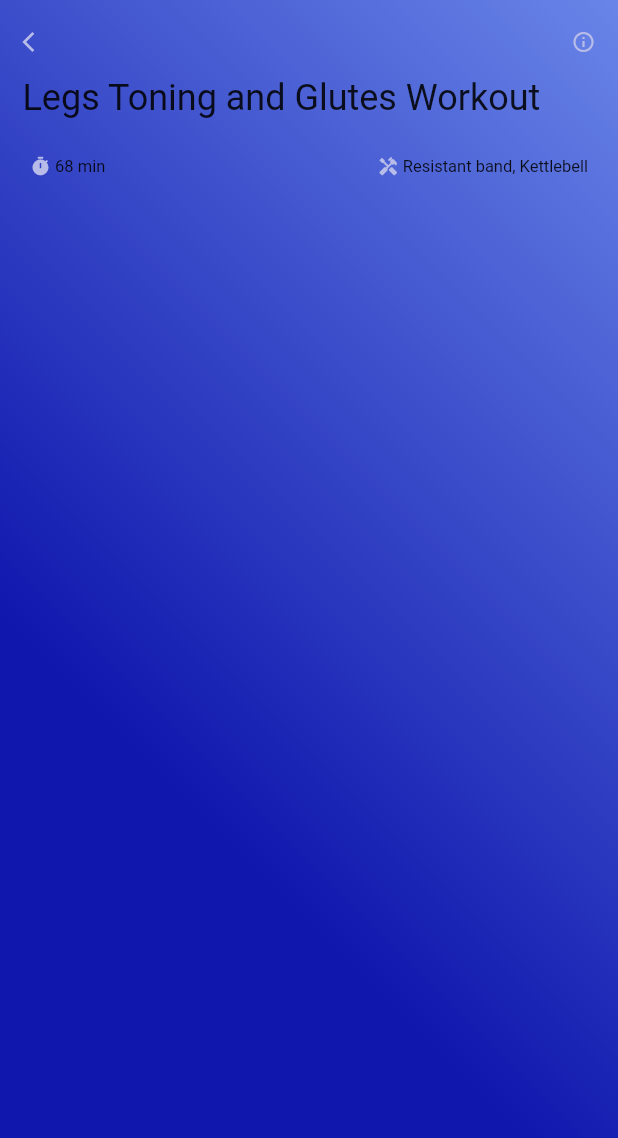
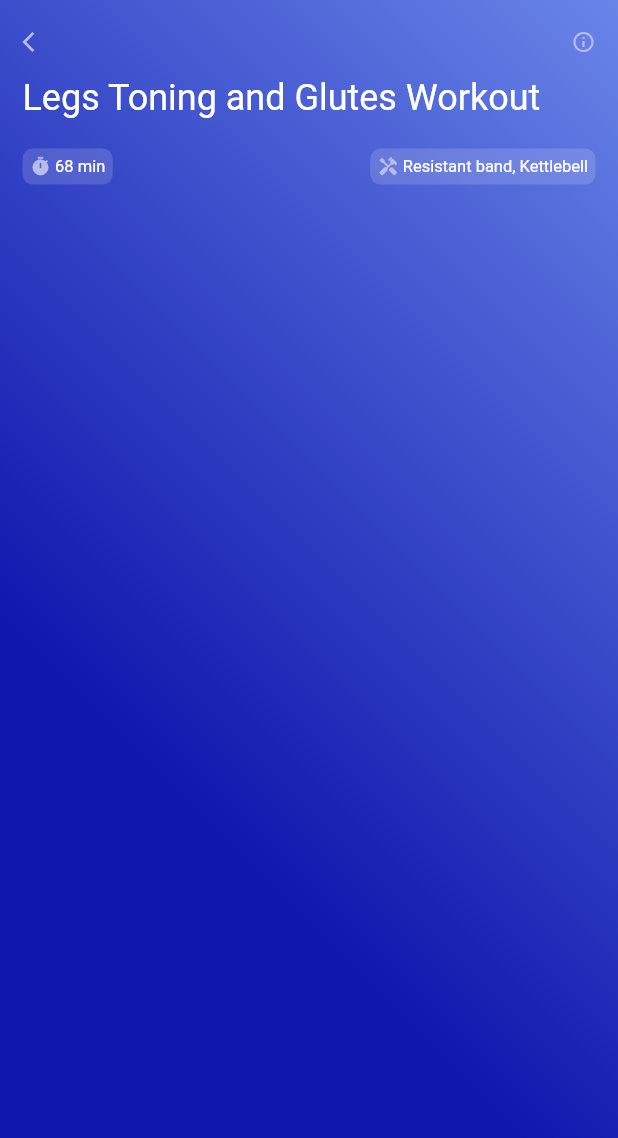
Before and after one commit to JJAHMEDAMER/Video_Training_App, a Flutter app: the screen it shows after launch, on a phone screen of 412 x 824 dp. Shown: the top 1138 px of the screen. Run offline on Flutter 3.47's test engine with Material 2 defaults, Android fonts, the phone set to English and light mode, and no system bars.

Commit message:
add colors

```diff
--- a/lib/utils/colors.dart
+++ b/lib/utils/colors.dart
@@ -27,4 +27,9 @@ class AppColor {
 
   // More Colors
   static Color veryLightBlueIcon = const Color(0xFFb7bce8);
+  static Color lightBlue = const Color(0xFF6d8dea);
+
+  static Color bigText = const Color(0xFFffffff);
+  static const Color blackTextColor = const Color(0xFF2f2f51);
+  static Color greyTextColor = const Color(0xFF9999a9);
 }
```
